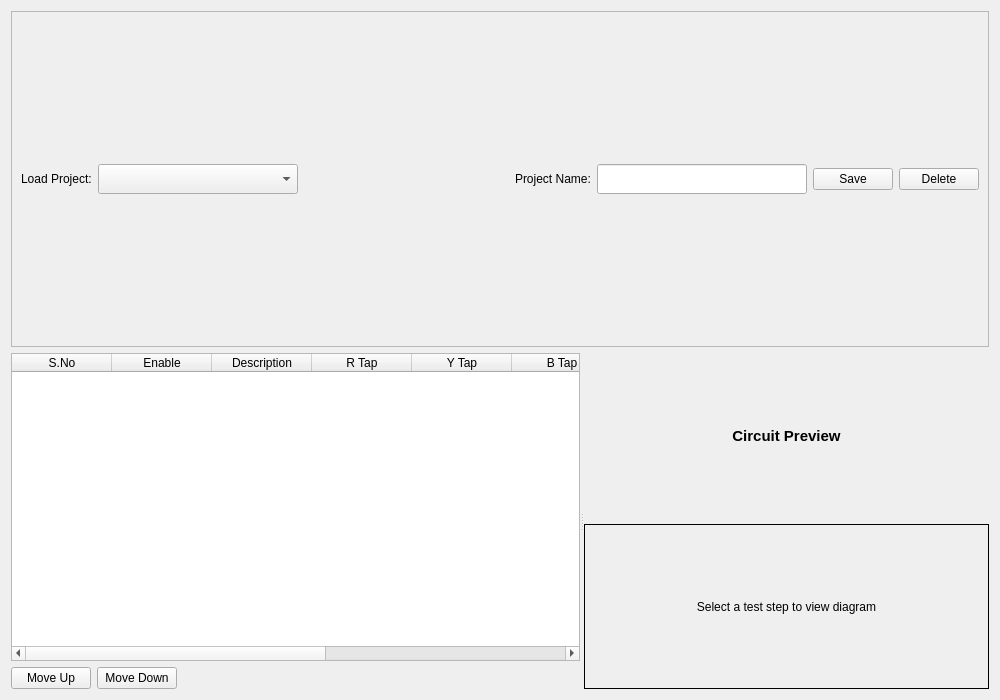
SuryaPrasathB/Comminent-PCB-Tester, file new_ui/forms/project_config.ui: the form before one commit.
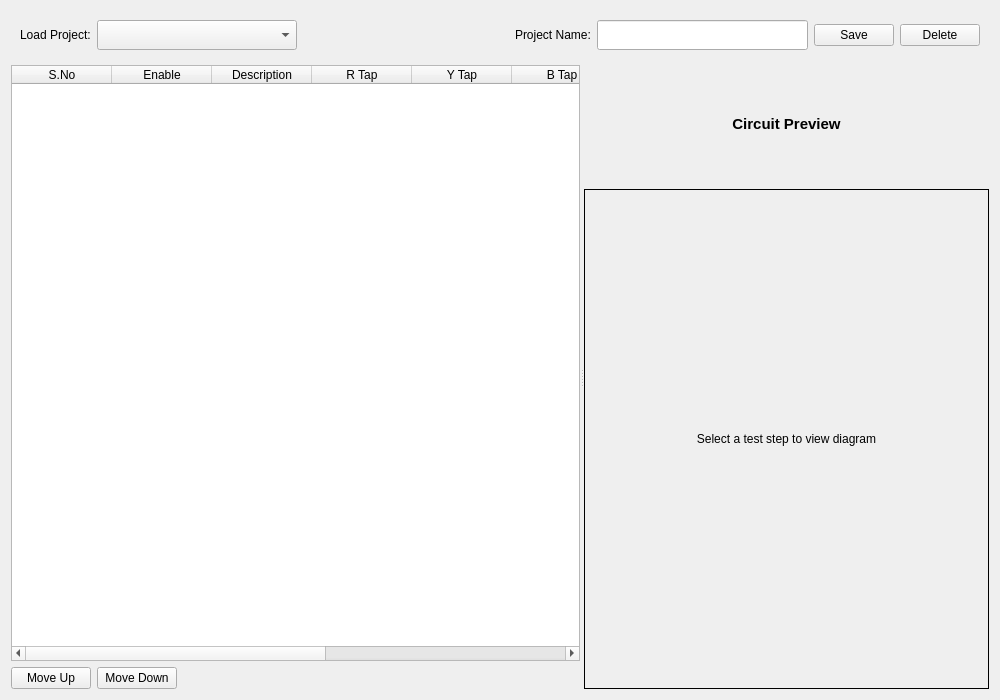
The form after the commit.

Commit message:
Fix NameError in MainWindow and improve ProjectConfig layout
1. Fixed `NameError: name 'QPropertyAnimation' is not defined` in `new_ui/main_window.py` by adding the missing import.
2. Improved layout in `new_ui/forms/project_config.ui`:
   - Set vertical size policy of top control frame to `Maximum`.
   - Set vertical size policy of content splitter (table/diagram) to `Expanding` with stretch factor 1.
   - This removes the large empty space at the top and maximizes the working area.

Diff of the .ui file:
```diff
--- a/new_ui/forms/project_config.ui
+++ b/new_ui/forms/project_config.ui
@@ -11,11 +11,16 @@
    </rect>
   </property>
   <layout class="QVBoxLayout" name="verticalLayout">
-   <!-- TOP CONTROLS -->
    <item>
     <widget class="QFrame" name="frame_top">
+     <property name="sizePolicy">
+      <sizepolicy hsizetype="Preferred" vsizetype="Maximum">
+       <horstretch>0</horstretch>
+       <verstretch>0</verstretch>
+      </sizepolicy>
+     </property>
      <property name="frameShape">
-      <enum>QFrame::StyledPanel</enum>
+      <enum>QFrame::NoFrame</enum>
      </property>
      <layout class="QHBoxLayout" name="horizontalLayout_top">
       <item>
@@ -82,19 +87,27 @@
      </layout>
     </widget>
    </item>
-
-   <!-- MAIN SPLIT -->
    <item>
     <widget class="QSplitter" name="splitter">
+     <property name="sizePolicy">
+      <sizepolicy hsizetype="Expanding" vsizetype="Expanding">
+       <horstretch>0</horstretch>
+       <verstretch>1</verstretch>
+      </sizepolicy>
+     </property>
      <property name="orientation">
       <enum>Qt::Horizontal</enum>
      </property>
-
-     <!-- LEFT: TABLE -->
      <widget class="QWidget" name="widget_table_container" native="true">
       <layout class="QVBoxLayout" name="verticalLayout_table">
        <item>
         <widget class="QTableWidget" name="tableWidget_testCases">
+         <property name="minimumSize">
+          <size>
+           <width>0</width>
+           <height>0</height>
+          </size>
+         </property>
          <property name="columnCount">
           <number>9</number>
          </property>
@@ -110,6 +123,9 @@
           <property name="text">
            <string>Enable</string>
           </property>
+          <property name="textAlignment">
+           <set>AlignCenter</set>
+          </property>
          </column>
          <column>
           <property name="text">
@@ -181,39 +197,48 @@
        </item>
       </layout>
      </widget>
-
-     <!-- RIGHT: DIAGRAM -->
      <widget class="QWidget" name="widget_diagram_container" native="true">
       <layout class="QVBoxLayout" name="verticalLayout_diagram">
        <item>
         <widget class="QLabel" name="label_diagram_title">
-         <property name="text">
-          <string>Circuit Preview</string>
-         </property>
-         <property name="alignment">
-          <set>Qt::AlignCenter</set>
+         <property name="minimumSize">
+          <size>
+           <width>0</width>
+           <height>0</height>
+          </size>
          </property>
          <property name="styleSheet">
           <string notr="true">font-weight: bold; font-size: 11pt;</string>
          </property>
+         <property name="text">
+          <string>Circuit Preview</string>
+         </property>
+         <property name="alignment">
+          <set>Qt::AlignCenter</set>
+         </property>
         </widget>
        </item>
        <item>
         <widget class="QLabel" name="label_circuitDiagram">
-         <property name="text">
-          <string>Select a test step to view diagram</string>
-         </property>
-         <property name="alignment">
-          <set>Qt::AlignCenter</set>
+         <property name="minimumSize">
+          <size>
+           <width>0</width>
+           <height>500</height>
+          </size>
          </property>
          <property name="frameShape">
           <enum>QFrame::Box</enum>
          </property>
+         <property name="text">
+          <string>Select a test step to view diagram</string>
+         </property>
+         <property name="alignment">
+          <set>Qt::AlignCenter</set>
+         </property>
         </widget>
        </item>
       </layout>
      </widget>
-
     </widget>
    </item>
   </layout>
```
The commit also changes 5 other files.
